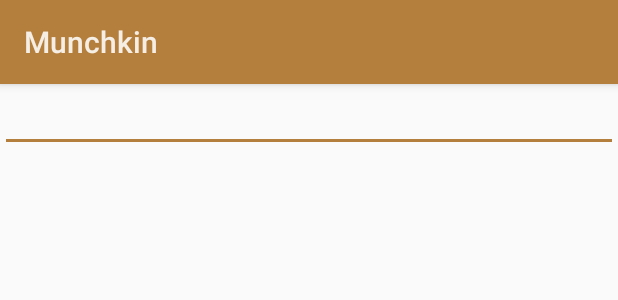
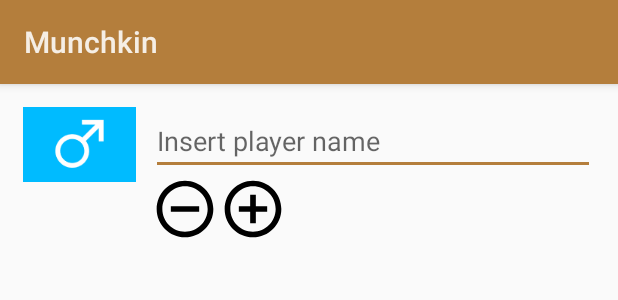
Before and after one commit to Brankale/munchkin_level_counter, an Android app: the layout player_view.xml on its own in the app's theme, with its tools: preview values and no code run, on a phone screen of 412 x 824 dp. Shown: the top 300 px of the screen. Run offline under Robolectric (Android 15) with nearby library versions, the phone set to English and light mode, and no system bars.

Commit message:
implemented player_view UI

```diff
--- a/app/src/main/java/com/example/munchkin/custom_views/PlayerView.kt
+++ b/app/src/main/java/com/example/munchkin/custom_views/PlayerView.kt
@@ -9,14 +9,8 @@
 
 class PlayerView(context: Context?, attrs: AttributeSet?) : LinearLayout(context, attrs) {
 
-    private val name: TextView
-
     init {
         View.inflate(context, R.layout.player_view,this)
-
-        name = findViewById(R.id.player_name)
-
-        name.setText("Alessandro")
     }
 
 }
--- a/app/src/main/res/drawable/ic_add_circle_outline_black_24dp.xml
+++ b/app/src/main/res/drawable/ic_add_circle_outline_black_24dp.xml
@@ -1,5 +1,9 @@
-<vector android:height="70dp" android:tint="#B47E3C"
-    android:viewportHeight="24.0" android:viewportWidth="24.0"
-    android:width="70dp" xmlns:android="http://schemas.android.com/apk/res/android">
-    <path android:fillColor="#FF000000" android:pathData="M13,7h-2v4L7,11v2h4v4h2v-4h4v-2h-4L13,7zM12,2C6.48,2 2,6.48 2,12s4.48,10 10,10 10,-4.48 10,-10S17.52,2 12,2zM12,20c-4.41,0 -8,-3.59 -8,-8s3.59,-8 8,-8 8,3.59 8,8 -3.59,8 -8,8z"/>
+<vector xmlns:android="http://schemas.android.com/apk/res/android"
+        android:width="24dp"
+        android:height="24dp"
+        android:viewportWidth="24.0"
+        android:viewportHeight="24.0">
+    <path
+        android:fillColor="#FF000000"
+        android:pathData="M13,7h-2v4L7,11v2h4v4h2v-4h4v-2h-4L13,7zM12,2C6.48,2 2,6.48 2,12s4.48,10 10,10 10,-4.48 10,-10S17.52,2 12,2zM12,20c-4.41,0 -8,-3.59 -8,-8s3.59,-8 8,-8 8,3.59 8,8 -3.59,8 -8,8z"/>
 </vector>
--- a/app/src/main/res/drawable/ic_remove_circle_outline_black_24dp.xml
+++ b/app/src/main/res/drawable/ic_remove_circle_outline_black_24dp.xml
@@ -1,5 +1,9 @@
-<vector android:height="70dp" android:tint="#B47E3C"
-    android:viewportHeight="24.0" android:viewportWidth="24.0"
-    android:width="70dp" xmlns:android="http://schemas.android.com/apk/res/android">
-    <path android:fillColor="#FF000000" android:pathData="M7,11v2h10v-2L7,11zM12,2C6.48,2 2,6.48 2,12s4.48,10 10,10 10,-4.48 10,-10S17.52,2 12,2zM12,20c-4.41,0 -8,-3.59 -8,-8s3.59,-8 8,-8 8,3.59 8,8 -3.59,8 -8,8z"/>
+<vector xmlns:android="http://schemas.android.com/apk/res/android"
+        android:width="24dp"
+        android:height="24dp"
+        android:viewportWidth="24.0"
+        android:viewportHeight="24.0">
+    <path
+        android:fillColor="#FF000000"
+        android:pathData="M7,11v2h10v-2L7,11zM12,2C6.48,2 2,6.48 2,12s4.48,10 10,10 10,-4.48 10,-10S17.52,2 12,2zM12,20c-4.41,0 -8,-3.59 -8,-8s3.59,-8 8,-8 8,3.59 8,8 -3.59,8 -8,8z"/>
 </vector>
--- a/app/src/main/res/layout/player_view.xml
+++ b/app/src/main/res/layout/player_view.xml
@@ -3,25 +3,40 @@
     xmlns:android="http://schemas.android.com/apk/res/android"
     android:layout_width="match_parent"
     android:layout_height="match_parent"
-    android:orientation="vertical">
-
-    <EditText
-        android:id="@+id/player_name"
-        android:autofillHints="@string/player_name"
-        android:layout_width="match_parent"
-        android:layout_height="wrap_content"/>
+    android:orientation="horizontal"
+    android:layout_margin="15dp">
 
     <ImageView
         android:id="@+id/gender"
         android:layout_width="wrap_content"
         android:layout_height="wrap_content"
-        android:contentDescription="@string/gender"/>
+        android:contentDescription="@string/gender"
+        android:background="@mipmap/male_icon2"/>
+
+    <LinearLayout
+        android:layout_width="match_parent"
+        android:layout_height="wrap_content"
+        android:orientation="vertical"
+        android:layout_marginStart="10dp">
+
+        <EditText
+            android:id="@+id/name"
+            android:autofillHints="@string/player_name"
+            android:hint="@string/player_name"
+            android:layout_width="match_parent"
+            android:layout_height="wrap_content"/>
+
+        <LinearLayout
+            android:layout_width="match_parent"
+            android:layout_height="wrap_content"
+            android:orientation="horizontal">
 
             <ImageView
                 android:id="@+id/remove_level"
-        android:layout_width="wrap_content"
-        android:layout_height="wrap_content"
-        android:contentDescription="@string/remove_level"/>
+                android:layout_width="45dp"
+                android:layout_height="45dp"
+                android:contentDescription="@string/remove_level"
+                android:background="@drawable/ic_remove_circle_outline_black_24dp"/>
 
             <TextView
                 android:id="@+id/level"
@@ -30,8 +45,13 @@
 
             <ImageView
                 android:id="@+id/add_level"
-        android:layout_width="wrap_content"
-        android:layout_height="wrap_content"
-        android:contentDescription="@string/add_level"/>
+                android:layout_width="45dp"
+                android:layout_height="45dp"
+                android:contentDescription="@string/add_level"
+                android:background="@drawable/ic_add_circle_outline_black_24dp"/>
 
         </LinearLayout>
+
+    </LinearLayout>
+
+</LinearLayout>
```
Also changed, not shown: app/src/main/java/com/example/munchkin/MainActivity.java (+42 -42 lines), app/src/main/res/mipmap-xhdpi/round_add_circle_black_18dp.png (deleted), app/src/main/res/mipmap-xhdpi/round_remove_circle_black_18dp.png (deleted). Lines whose indentation alone changed are shown as unchanged.
